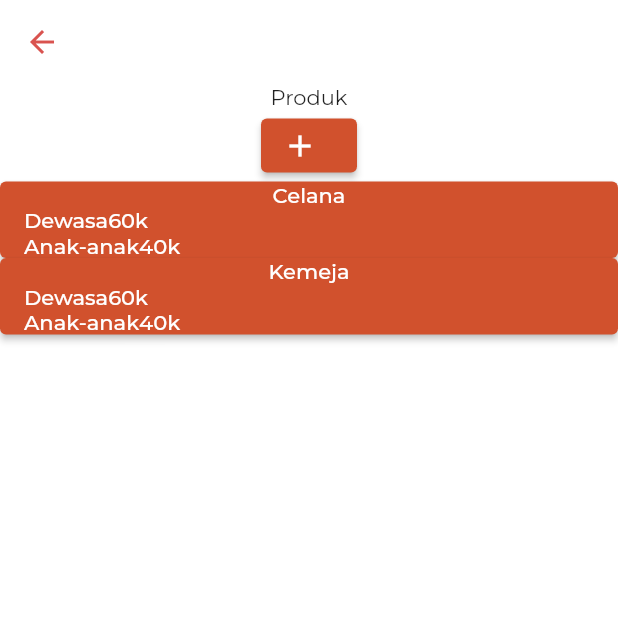
After one commit to qonythazu/tugas-ippl, a Flutter app: the Kustom screen opened directly, after a tap on "Produk", on a phone screen of 412 x 824 dp, the top half of it. The commit adds this screen. Run offline on Flutter 3.47's test engine with Material 2 defaults, Android fonts, the phone set to English and light mode, and no system bars; project files that could hold a hidden picture were left out.

Commit message:
Menambah page untuk produk

```diff
--- a/lib/kustomisasi.dart
+++ b/lib/kustomisasi.dart
@@ -1,3 +1,4 @@
+import 'package:anuy/produk.dart';
 import 'package:flutter/material.dart';
 import 'package:flutter/src/widgets/container.dart';
 import 'package:flutter/src/widgets/framework.dart';
@@ -36,6 +37,12 @@ class _KustomState extends State<Kustom> {
                   BoxDecoration(border: Border.all(color: Color(0xffD9534F))),
               child: ElevatedButton(
                   onPressed: () {
+                    Navigator.push(
+                      context,
+                      MaterialPageRoute(
+                        builder: (context) => const ProdukPage()
+                      )
+                    );
                   },
                   style: ElevatedButton.styleFrom(
                       backgroundColor: Colors.white,
@@ -48,7 +55,7 @@ class _KustomState extends State<Kustom> {
                           Icons.tune,
                           color: Color(0xff96CEB4),
                         ),
-                        const Text("Jasa",
+                        const Text("Produk",
                             style: TextStyle(
                                 color: Color(0xffFFAD60), fontSize: 16)),
                         Spacer(),
--- /dev/null
+++ b/lib/produk.dart
@@ -0,0 +1,77 @@
+import 'package:flutter/material.dart';
+import 'package:flutter/src/widgets/container.dart';
+import 'package:flutter/src/widgets/framework.dart';
+
+class ProdukPage extends StatefulWidget {
+  const ProdukPage({super.key});
+
+  @override
+  State<ProdukPage> createState() => _ProdukPageState();
+}
+
+class _ProdukPageState extends State<ProdukPage> {
+  @override
+  Widget build(BuildContext context) {
+    return Scaffold(
+      appBar: AppBar(
+        title: const Text(""),
+          backgroundColor: Colors.transparent,
+          elevation: 0,
+          iconTheme: IconThemeData(color: Color(0xffD9534F))
+      ),
+      body: Center(
+        child: Column(
+          children: [
+            Text("Produk"),
+            ElevatedButton.icon(
+              onPressed: () {},
+              icon: Icon(Icons.add),
+              label: Text("")
+            ),
+            ElevatedButton(
+              onPressed: () {},
+              child: Column(
+                children: [
+                  Text("Celana"),
+                  Row(
+                    children: [
+                      Text("Dewasa"),
+                      Text("60k")
+                    ],
+                  ),
+                  Row(
+                    children: [
+                      Text("Anak-anak"),
+                      Text("40k")
+                    ],
+                  )
+                ],
+              )
+            ),
+            ElevatedButton(
+              onPressed: () {},
+              child: Column(
+                children: [
+                  Text("Kemeja"),
+                  Row(
+                    children: [
+                      Text("Dewasa"),
+                      Text("60k")
+                    ],
+                  ),
+                  Row(
+                    children: [
+                      Text("Anak-anak"),
+                      Text("40k")
+                    ],
+                  )
+                ],
+              )
+            )
+
+          ],
+        ),
+      ),
+    );
+  }
+}
```
